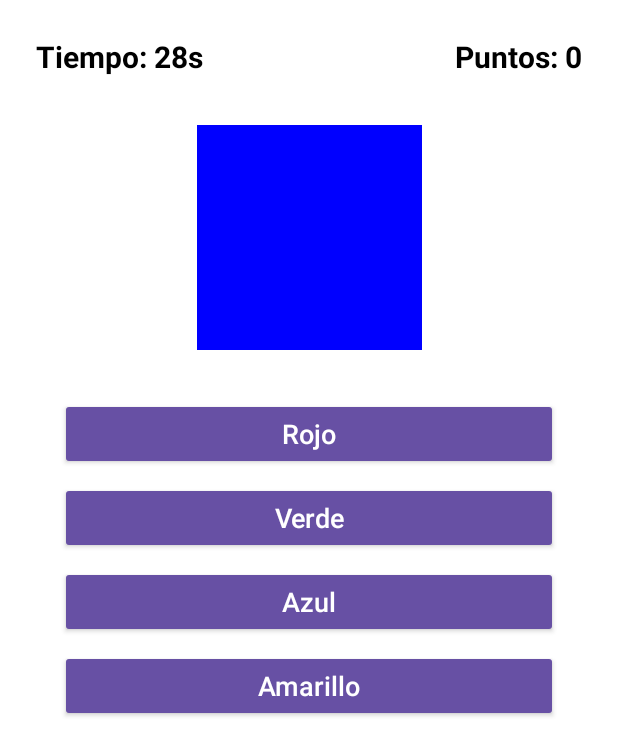
After one commit to KoldozMMA3/Examen_Parcial_DispositivosMoviles, an Android app: the fragment GameFragment shown on its own in the app's theme, on a phone screen of 412 x 824 dp. The commit adds this screen. Shown: the top 756 px of the screen. Run offline under Robolectric (Android 15) with nearby library versions, the phone set to English and light mode, and no system bars.

Commit message:
Desarrollo la clases game y establezco las funciones que realizara tambien desarrollo el fragment para la visualizacion que tendra el usuario, añado tambien los colores y las msuicas

```diff
--- /dev/null
+++ b/app/src/main/java/com/example/myapplication/GameFragment.kt
@@ -0,0 +1,117 @@
+package com.example.myapplication
+
+import android.graphics.Color
+import android.media.MediaPlayer
+import android.os.Bundle
+import android.os.CountDownTimer
+import android.view.LayoutInflater
+import android.view.View
+import android.view.ViewGroup
+import androidx.navigation.fragment.findNavController
+import androidx.fragment.app.Fragment
+import com.example.myapplication.databinding.FragmentGameBinding
+
+class GameFragment : Fragment() {
+
+    private var _binding: FragmentGameBinding? = null
+    private val binding get() = _binding!!
+
+    private var score = 0
+    private var correctColor = ""
+    private lateinit var timer: CountDownTimer
+    private lateinit var mediaCorrect: MediaPlayer
+    private lateinit var mediaWrong: MediaPlayer
+    private lateinit var mediaBackground: MediaPlayer
+
+    private val colors = listOf("Rojo", "Verde", "Azul", "Amarillo")
+    private val colorValues = mapOf(
+        "Rojo" to Color.RED,
+        "Verde" to Color.GREEN,
+        "Azul" to Color.BLUE,
+        "Amarillo" to Color.YELLOW
+    )
+
+    override fun onCreateView(
+        inflater: LayoutInflater, container: ViewGroup?,
+        savedInstanceState: Bundle?
+    ): View {
+        _binding = FragmentGameBinding.inflate(inflater, container, false)
+        return binding.root
+    }
+
+    override fun onViewCreated(view: View, savedInstanceState: Bundle?) {
+        super.onViewCreated(view, savedInstanceState)
+
+        // Preparar sonidos
+        mediaCorrect = MediaPlayer.create(requireContext(), R.raw.correct)
+        mediaWrong = MediaPlayer.create(requireContext(), R.raw.wrong)
+        mediaBackground = MediaPlayer.create(requireContext(), R.raw.music_bg)
+
+        // Configurar música de fondo (looping)
+        mediaBackground.isLooping = true
+        mediaBackground.start()
+
+        // Iniciar juego
+        startGame()
+        setupButtons()
+    }
+
+    private fun startGame() {
+        score = 0
+        updateScore()
+        showNewColor()
+
+        // Temporizador de 30 segundos
+        timer = object : CountDownTimer(30000, 1000) {
+            override fun onTick(millisUntilFinished: Long) {
+                binding.timerText.text = "Tiempo: ${millisUntilFinished / 1000}s"
+            }
+
+            override fun onFinish() {
+                val action = GameFragmentDirections.actionGameFragmentToResultFragment(score)
+                findNavController().navigate(action)
+            }
+        }.start()
+    }
+
+    private fun updateScore() {
+        binding.scoreText.text = "Puntos: $score"
+    }
+
+    private fun showNewColor() {
+        correctColor = colors.random()
+        val colorValue = colorValues[correctColor] ?: Color.BLACK
+        binding.colorView.setBackgroundColor(colorValue)
+    }
+
+    private fun setupButtons() {
+        val buttons = listOf(
+            binding.btnRojo to "Rojo",
+            binding.btnVerde to "Verde",
+            binding.btnAzul to "Azul",
+            binding.btnAmarillo to "Amarillo"
+        )
+
+        buttons.forEach { (button, colorName) ->
+            button.setOnClickListener {
+                if (colorName == correctColor) {
+                    score++
+                    mediaCorrect.start()
+                } else {
+                    mediaWrong.start()
+                }
+                updateScore()
+                showNewColor()
+            }
+        }
+    }
+
+    override fun onDestroyView() {
+        super.onDestroyView()
+        timer.cancel()
+        mediaCorrect.release()
+        mediaWrong.release()
+        mediaBackground.release() // Detener música al destruir el fragment
+        _binding = null
+    }
+}
--- /dev/null
+++ b/app/src/main/res/layout/fragment_game.xml
@@ -0,0 +1,79 @@
+<?xml version="1.0" encoding="utf-8"?>
+<androidx.constraintlayout.widget.ConstraintLayout
+    xmlns:android="http://schemas.android.com/apk/res/android"
+    xmlns:app="http://schemas.android.com/apk/res-auto"
+    android:layout_width="match_parent"
+    android:layout_height="match_parent"
+    android:padding="24dp"
+    android:background="@android:color/white">
+
+    <!-- Temporizador -->
+    <TextView
+        android:id="@+id/timerText"
+        android:layout_width="wrap_content"
+        android:layout_height="wrap_content"
+        android:text="Tiempo: 30s"
+        android:textSize="20sp"
+        android:textStyle="bold"
+        android:textColor="@android:color/black"
+        app:layout_constraintTop_toTopOf="parent"
+        app:layout_constraintStart_toStartOf="parent" />
+
+    <!-- Puntuación -->
+    <TextView
+        android:id="@+id/scoreText"
+        android:layout_width="wrap_content"
+        android:layout_height="wrap_content"
+        android:text="Puntos: 0"
+        android:textSize="20sp"
+        android:textStyle="bold"
+        android:textColor="@android:color/black"
+        app:layout_constraintTop_toTopOf="parent"
+        app:layout_constraintEnd_toEndOf="parent" />
+
+    <!-- Vista de color -->
+    <View
+        android:id="@+id/colorView"
+        android:layout_width="150dp"
+        android:layout_height="150dp"
+        android:layout_marginTop="32dp"
+        android:background="#000000"
+        android:contentDescription="Vista de color actual"
+        app:layout_constraintTop_toBottomOf="@id/timerText"
+        app:layout_constraintStart_toStartOf="parent"
+        app:layout_constraintEnd_toEndOf="parent" />
+
+    <!-- Botones de colores -->
+    <LinearLayout
+        android:layout_width="match_parent"
+        android:layout_height="wrap_content"
+        android:layout_marginTop="24dp"
+        android:orientation="vertical"
+        android:gravity="center"
+        android:layout_marginHorizontal="16dp"
+        app:layout_constraintTop_toBottomOf="@id/colorView"
+        app:layout_constraintStart_toStartOf="parent"
+        app:layout_constraintEnd_toEndOf="parent">
+
+        <Button
+            android:id="@+id/btnRojo"
+            android:text="Rojo"
+            style="@style/ColorButton" />
+
+        <Button
+            android:id="@+id/btnVerde"
+            android:text="Verde"
+            style="@style/ColorButton" />
+
+        <Button
+            android:id="@+id/btnAzul"
+            android:text="Azul"
+            style="@style/ColorButton" />
+
+        <Button
+            android:id="@+id/btnAmarillo"
+            android:text="Amarillo"
+            style="@style/ColorButton" />
+    </LinearLayout>
+
+</androidx.constraintlayout.widget.ConstraintLayout>
--- a/app/src/main/res/values/strings.xml
+++ b/app/src/main/res/values/strings.xml
@@ -1,3 +1,11 @@
 <resources>
-    <string name="app_name">My Application</string>
+    <style name="ColorButton" parent="Widget.AppCompat.Button">
+        <item name="android:layout_marginTop">8dp</item>
+        <item name="android:layout_width">match_parent</item>
+        <item name="android:layout_height">wrap_content</item>
+        <item name="android:textAllCaps">false</item>
+        <item name="android:textSize">18sp</item>
+    </style>
+
+    <string name="PARCIAL">PARCIAL</string>
 </resources>
```
Also changed, not shown: 3 other files.
